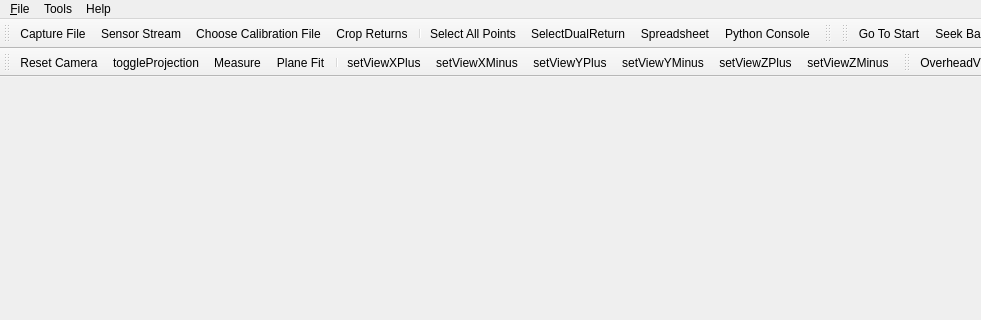
Old version of the form vvMainWindow.ui in the repository Kitware/VeloView; both pictures show x 0 to 981 and y 0 to 320 of the 1070 by 645 pixel window.
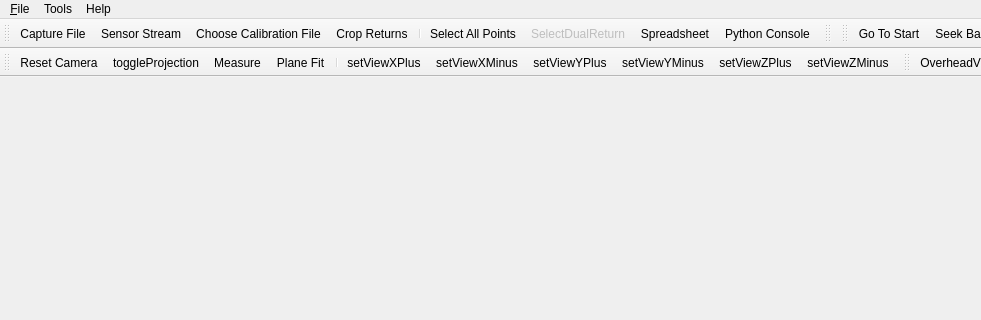
New version of the form. Icons and pictures are not drawn. Custom widgets are drawn as their Qt base class.

Patch:
```diff
--- a/vvMainWindow.ui
+++ b/vvMainWindow.ui
@@ -878,6 +878,9 @@
    </property>
   </action>
   <action name="actionSelectDualReturn2">
+   <property name="enabled">
+    <bool>false</bool>
+   </property>
    <property name="icon">
     <iconset resource="vvResources.qrc">
      <normaloff>:/vvResources/Icons/pqSurfaceSelectionPoint24.png</normaloff>:/vvResources/Icons/pqSurfaceSelectionPoint24.png</iconset>
```
Left out of the diff: 3 changed lines with no effect on the pictures.
